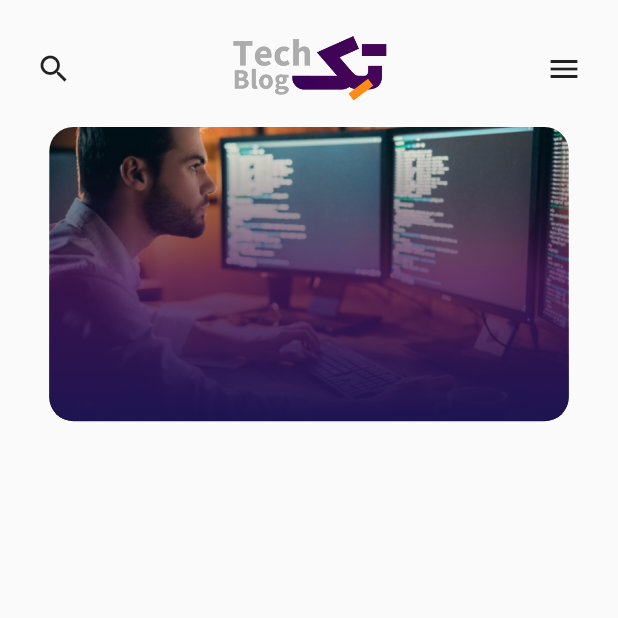
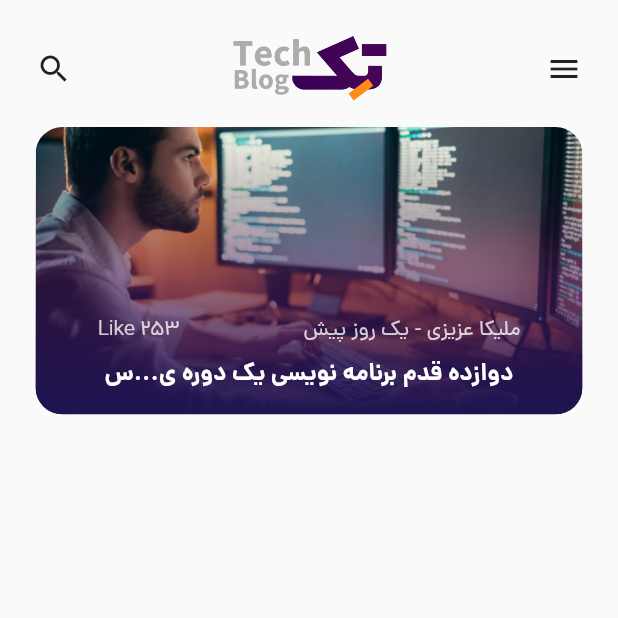
Before and after one commit to mmohammadmfallahm02/tec, a Flutter app: the screen it shows after launch, on a phone screen of 412 x 824 dp, the top half of it. Run offline on Flutter 3.47's test engine with Material 2 defaults, Android fonts, the phone set to English and light mode, and no system bars; our stand-ins replace flutter_spinkit.

Commit message:
home poster   optimized and updated

```diff
--- a/lib/constants/my_color.dart
+++ b/lib/constants/my_color.dart
@@ -1,6 +1,9 @@
 import 'package:flutter/animation.dart';
 
 class SolidColors {
+  static const Color primaryColor = Color.fromARGB(255, 68, 4, 87);
+  static const Color posterTitle =Color.fromARGB(255, 255, 255, 255);
+  static const Color posterSubTitle =Color.fromARGB(200, 255, 255, 255);
   static const Color titleColor = Color.fromARGB(255, 40, 107, 184);
   static const Color textColor = Color.fromARGB(255, 0, 0, 0);
   static const Color scaffoldBg = Color.fromARGB(255, 255, 255, 255);
@@ -12,7 +15,6 @@ class SolidColors {
   static const Color submitArticle = Color.fromARGB(255, 209, 209, 209);
   static const Color submitPodcast = Color.fromARGB(255, 246, 246, 246);
   static const Color subText = Color.fromARGB(255, 197, 197, 197);
-  static const Color primaryColor = Color.fromARGB(255, 68, 4, 87);
 }
 
 class GradiantColors {
@@ -26,7 +28,7 @@ class GradiantColors {
   ];
   static const List<Color> homePosterCoverGradiant = [
     Color.fromARGB(0, 0, 0, 0),
-    Color.fromARGB(195, 72, 20, 88),
+    Color.fromARGB(130, 72, 20, 88),
     Color.fromARGB(255, 28, 20, 81),
   ];
 }
--- a/lib/main.dart
+++ b/lib/main.dart
@@ -37,7 +37,14 @@ class MyApp extends StatelessWidget {
               headline1: TextStyle(
                 fontFamily: 'dana',
                 fontSize: 16,
+                color: SolidColors.posterTitle,
                 fontWeight: FontWeight.w700,
+              ),
+              subtitle1: TextStyle(
+                fontFamily: 'dana',
+                fontSize: 14,
+                color: SolidColors.posterSubTitle,
+                fontWeight: FontWeight.w300,
               ),
               bodyText1: TextStyle(
                   fontFamily: 'dana',
--- a/lib/main_screen.dart
+++ b/lib/main_screen.dart
@@ -8,6 +8,7 @@ class MainScreen extends StatelessWidget {
   @override
   Widget build(BuildContext context) {
     var size = MediaQuery.of(context).size;
+    final ThemeData themeData = Theme.of(context);
     // TODO: implement build
     return SafeArea(
         child: Scaffold(
@@ -27,29 +28,49 @@ class MainScreen extends StatelessWidget {
           Stack(
             children: [
               Container(
-                width: size.width / 1.19,
-                height: size.height / 4.2,
+                width: size.width / 1.13,
+                height: size.height / 4.3,
                 decoration: BoxDecoration(
-                    borderRadius: BorderRadius.circular(16),
-                    image: DecorationImage(
+                  borderRadius: BorderRadius.circular(18),
+                  image: DecorationImage(
                       fit: BoxFit.cover,
-                        image: (Assets.images.posterTest.image()).image),),
-
-              ),
-              Container(
-                width: size.width / 1.19,
-                height: size.height / 4.2,
-                decoration: BoxDecoration(
-                borderRadius: BorderRadius.circular(16),
-                gradient: const LinearGradient(
+                      image: (Assets.images.posterTest.image()).image),
+                ),
+                foregroundDecoration: BoxDecoration(
+                  borderRadius: BorderRadius.circular(18),
+                  gradient: const LinearGradient(
                     colors: GradiantColors.homePosterCoverGradiant,
                     begin: Alignment.topCenter,
-                    end: Alignment.bottomCenter)),
-          ),
-
+                    end: Alignment.bottomCenter,
+                  ),
+                ),
+              ),
+              Positioned(
+                  left: 0,
+                  right: 0,
+                  bottom: 16,
+                  child: Column(
+                    children: [
+                      Row(
+                          mainAxisAlignment: MainAxisAlignment.spaceAround,
+                          crossAxisAlignment: CrossAxisAlignment.center,
+                          children: [
+                            Text(
+                              'ملیکا عزیزی - یک روز پیش',
+                              style: themeData.textTheme.subtitle1,
+                            ),
+                            Text('Like 253',
+                                style: themeData.textTheme.subtitle1)
+                          ]),
+                          const SizedBox(height: 8,),
+                      Text(
+                        'دوازده قدم برنامه نویسی یک دوره ی...س',
+                        style: themeData.textTheme.headline1,
+                      )
+                    ],
+                  ))
             ],
           ),
-
         ],
       ),
     ));
```
